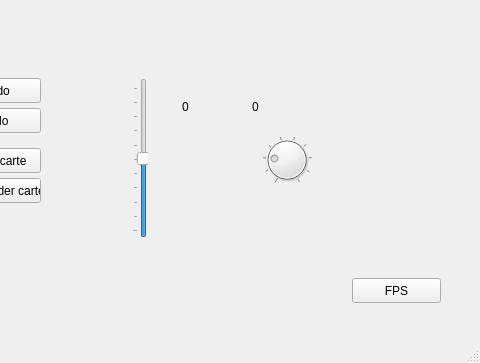
Qt form mainwindow.ui (LeaSerrano/Leatina-generation-terrain) before a commit; both pictures show x 388 to 868 and y 372 to 735 of the 868 by 735 pixel window.
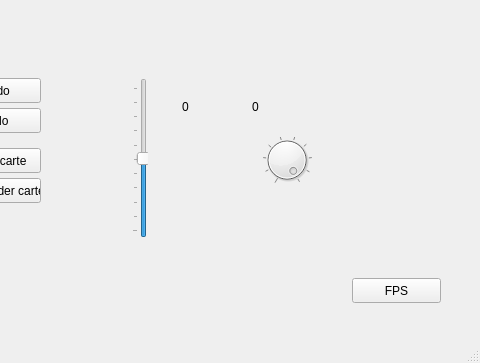
The same form after that commit.

Commit message: correction bug bouton taille pinceau si aucun tracé effectué

What changed in the file:
```diff
--- a/mainwindow.ui
+++ b/mainwindow.ui
@@ -208,7 +208,7 @@
      <number>10</number>
     </property>
     <property name="sliderPosition">
-     <number>3</number>
+     <number>10</number>
     </property>
     <property name="orientation">
      <enum>Qt::Horizontal</enum>
```
The commit also changes 5 other files.
